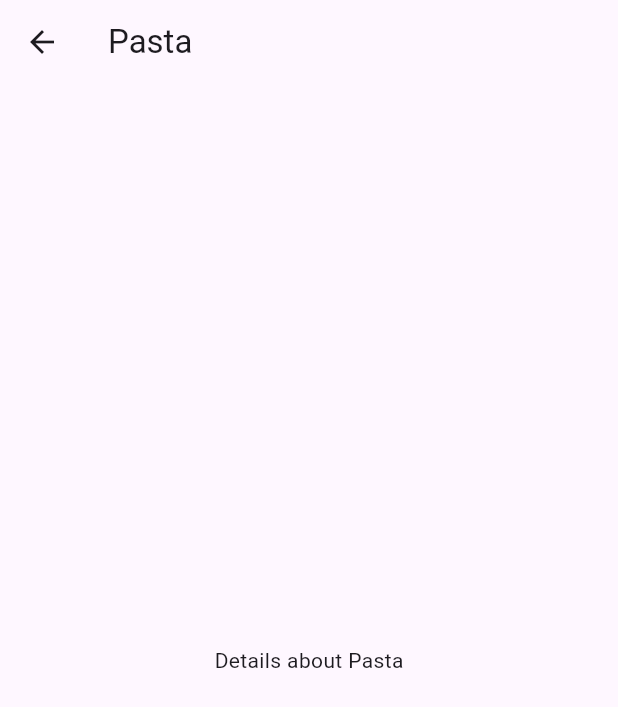
After one commit to sricharan8462/recipe_app, a Flutter app: the screen it shows after launch, after a tap on "Pasta", on a phone screen of 412 x 824 dp. The commit adds this screen. Shown: the top 707 px of the screen. Run offline on Flutter 3.47's test engine with Material 3 defaults, Android fonts, the phone set to English and light mode, and no system bars.

Commit message:
added details page

```diff
--- /dev/null
+++ b/lib/details_screen.dart
@@ -0,0 +1,15 @@
+import 'package:flutter/material.dart';
+
+class DetailsScreen extends StatelessWidget {
+  final String recipe;
+
+  DetailsScreen({required this.recipe});
+
+  @override
+  Widget build(BuildContext context) {
+    return Scaffold(
+      appBar: AppBar(title: Text(recipe)),
+      body: Center(child: Text("Details about $recipe")),
+    );
+  }
+}
--- a/lib/home_screen.dart
+++ b/lib/home_screen.dart
@@ -1,4 +1,5 @@
 import 'package:flutter/material.dart';
+import 'details_screen.dart';
 
 class HomeScreen extends StatelessWidget {
   final List<String> recipes = [
@@ -6,7 +7,7 @@ class HomeScreen extends StatelessWidget {
     "Pancakes",
     "Salad",
     "Burger",
-    "Soup",
+    "Pizza"
   ];
 
   @override
@@ -18,6 +19,14 @@ class HomeScreen extends StatelessWidget {
         itemBuilder: (context, index) {
           return ListTile(
             title: Text(recipes[index]),
+            onTap: () {
+              Navigator.push(
+                context,
+                MaterialPageRoute(
+                  builder: (context) => DetailsScreen(recipe: recipes[index]),
+                ),
+              );
+            },
           );
         },
       ),
```
